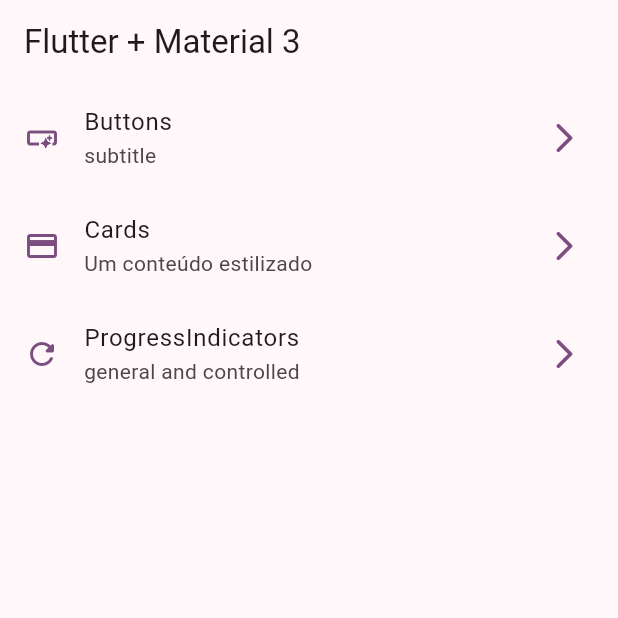
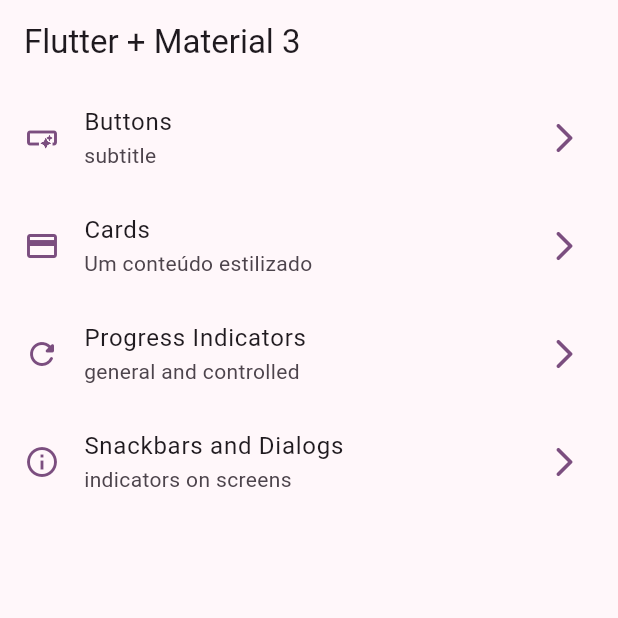
Before and after one commit to Fabricio-Guima/widgets_flutter_app, a Flutter app: the screen it shows after launch, on a phone screen of 412 x 824 dp, the top half of it. Run offline on Flutter 3.47's test engine with Material 3 defaults, Android fonts, the phone set to English and light mode, and no system bars; our stand-ins replace go_router.

Commit message:
snackbars

```diff
--- a/lib/config/menu/menu_items.dart
+++ b/lib/config/menu/menu_items.dart
@@ -30,8 +30,14 @@ const appMenuItems = <MenuItem>[
       icon: Icons.credit_card),
 
   MenuItem(
-      title: 'ProgressIndicators',
+      title: 'Progress Indicators',
       subTitle: 'general and controlled',
       link: '/progress',
       icon: Icons.refresh_rounded),
+
+  MenuItem(
+      title: 'Snackbars and Dialogs',
+      subTitle: 'indicators on screens',
+      link: '/snackbars',
+      icon: Icons.info_outline),
 ];
--- a/lib/config/router/app_router.dart
+++ b/lib/config/router/app_router.dart
@@ -24,10 +24,16 @@ final appRouter = GoRouter(
       builder: (context, state) => const CardsScreen(),
     ),
 
-     GoRoute(
+    GoRoute(
       name: ProgressScreen.name,
       path: '/progress',
       builder: (context, state) => const ProgressScreen(),
     ),
+
+    GoRoute(
+      name: SnackbarScreen.name,
+      path: '/snackbars',
+      builder: (context, state) => const SnackbarScreen(),
+    ),
   ],
 );
```
Also changed, not shown: lib/presentation/screens/snackbar/snackbar_screen.dart (+63 -1 lines).
